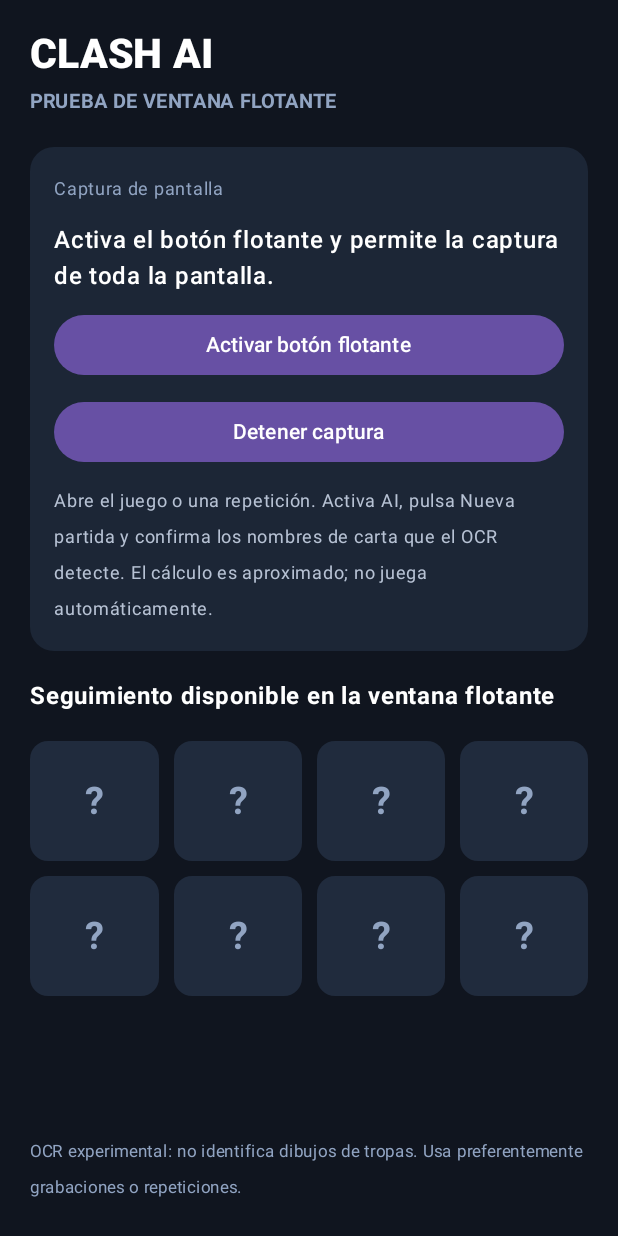
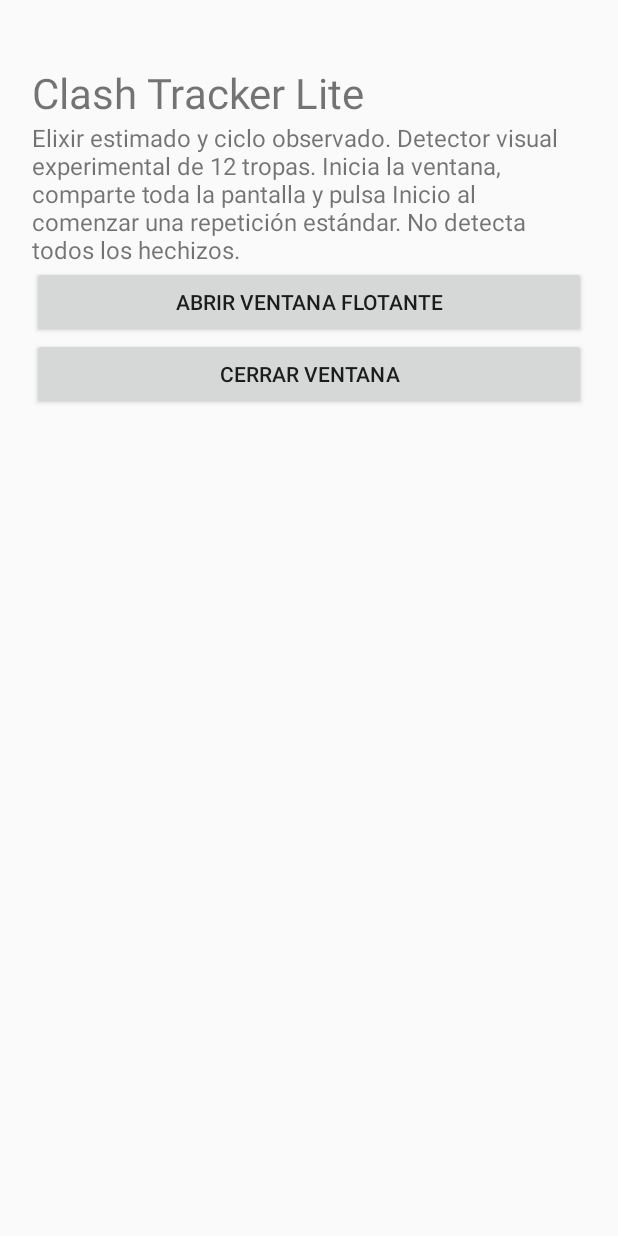
Before and after one commit to Marquitobro/Clash-AI-New, an Android app: the screen it shows after launch (MainActivity), on a phone screen of 412 x 824 dp. Run offline under Robolectric (Android 15) with nearby library versions, the phone set to English and light mode, and no system bars.

Commit message:
Rewrite launcher for standalone two-function tracker

```diff
--- a/app/src/main/java/com/marquitobro/clashai/MainActivity.kt
+++ b/app/src/main/java/com/marquitobro/clashai/MainActivity.kt
@@ -1,149 +1,59 @@
 package com.marquitobro.clashai
 
-import android.Manifest
 import android.app.Activity
-import android.content.pm.PackageManager
-import android.content.Context
 import android.content.Intent
 import android.media.projection.MediaProjectionManager
-import android.os.Build
+import android.net.Uri
 import android.os.Bundle
 import android.provider.Settings
-import android.net.Uri
-import android.widget.Toast
+import android.widget.Button
+import android.widget.LinearLayout
+import android.widget.TextView
 import androidx.activity.ComponentActivity
-import androidx.activity.compose.setContent
-import androidx.activity.compose.rememberLauncherForActivityResult
 import androidx.activity.result.contract.ActivityResultContracts
-import androidx.compose.foundation.layout.Arrangement
-import androidx.compose.foundation.layout.Column
-import androidx.compose.foundation.layout.PaddingValues
-import androidx.compose.foundation.layout.fillMaxSize
-import androidx.compose.foundation.layout.fillMaxWidth
-import androidx.compose.foundation.layout.padding
-import androidx.compose.foundation.lazy.grid.GridCells
-import androidx.compose.foundation.lazy.grid.LazyVerticalGrid
-import androidx.compose.foundation.lazy.grid.items
-import androidx.compose.foundation.shape.RoundedCornerShape
-import androidx.compose.material3.Button
-import androidx.compose.material3.Card
-import androidx.compose.material3.CardDefaults
-import androidx.compose.material3.MaterialTheme
-import androidx.compose.material3.Surface
-import androidx.compose.material3.Text
-import androidx.compose.runtime.Composable
-import androidx.compose.runtime.mutableStateOf
-import androidx.compose.runtime.remember
-import androidx.compose.ui.Alignment
-import androidx.compose.ui.Modifier
-import androidx.compose.ui.graphics.Color
-import androidx.compose.ui.text.font.FontWeight
-import androidx.compose.ui.unit.dp
-import androidx.compose.ui.unit.sp
 
 class MainActivity : ComponentActivity() {
-    private val projectionRequest by lazy {
-        getSystemService(Context.MEDIA_PROJECTION_SERVICE) as MediaProjectionManager
-    }
-
-    override fun onCreate(savedInstanceState: Bundle?) {
-        super.onCreate(savedInstanceState)
-        setContent {
-            ClashAiScreen(
-                onStartCapture = { beginCapture() },
-                onStopCapture = {
-                    startService(Intent(this, ScreenCaptureService::class.java).apply {
-                        action = ScreenCaptureService.ACTION_STOP
-                    })
-                }
-            )
-        }
-    }
-
-    private val notificationPermission = registerForActivityResult(
-        ActivityResultContracts.RequestPermission()
-    ) {
-        launchCapturePermission()
-    }
-
-    private val overlayPermission = registerForActivityResult(
-        ActivityResultContracts.StartActivityForResult()
-    ) {
-        if (Settings.canDrawOverlays(this)) beginCapture()
-        else Toast.makeText(this, "Permite aparecer encima de otras apps.", Toast.LENGTH_LONG).show()
-    }
-
-    private fun beginCapture() {
-        if (!Settings.canDrawOverlays(this)) {
-            overlayPermission.launch(Intent(Settings.ACTION_MANAGE_OVERLAY_PERMISSION,
-                Uri.parse("package:$packageName")))
-            return
-        }
-        if (Build.VERSION.SDK_INT >= 33 &&
-            checkSelfPermission(Manifest.permission.POST_NOTIFICATIONS) != PackageManager.PERMISSION_GRANTED
-        ) {
-            notificationPermission.launch(Manifest.permission.POST_NOTIFICATIONS)
-        } else {
-            launchCapturePermission()
-        }
-    }
-
-    private fun launchCapturePermission() {
-        capturePermission.launch(projectionRequest.createScreenCaptureIntent())
-    }
-
-    private val capturePermission = registerForActivityResult(
-        ActivityResultContracts.StartActivityForResult()
-    ) { result ->
-        if (result.resultCode == Activity.RESULT_OK && result.data != null) {
-            val serviceIntent = Intent(this, ScreenCaptureService::class.java).apply {
-                putExtra(ScreenCaptureService.EXTRA_RESULT_CODE, result.resultCode)
-                putExtra(ScreenCaptureService.EXTRA_RESULT_DATA, result.data)
-            }
-            if (Build.VERSION.SDK_INT >= Build.VERSION_CODES.O) {
-                startForegroundService(serviceIntent)
-            } else {
-                startService(serviceIntent)
-            }
+    private val capture = registerForActivityResult(ActivityResultContracts.StartActivityForResult()) { result ->
+        val data = result.data
+        if (result.resultCode == Activity.RESULT_OK && data != null) {
+            startForegroundService(Intent(this, ScreenCaptureService::class.java).apply {
+                putExtra("code", result.resultCode)
+                putExtra("data", data)
+            })
             moveTaskToBack(true)
         }
     }
-}
-
-@Composable
-private fun ClashAiScreen(onStartCapture: () -> Unit, onStopCapture: () -> Unit) {
-    MaterialTheme {
-        Surface(Modifier.fillMaxSize(), color = Color(0xFF10151F)) {
-            Column(Modifier.fillMaxSize().padding(20.dp), verticalArrangement = Arrangement.spacedBy(18.dp)) {
-                Column(verticalArrangement = Arrangement.spacedBy(4.dp)) {
-                    Text("CLASH AI", color = Color.White, fontSize = 27.sp, fontWeight = FontWeight.Black)
-                    Text("PRUEBA DE VENTANA FLOTANTE", color = Color(0xFF91A4C2), fontSize = 13.sp, fontWeight = FontWeight.Bold)
+    private val permission = registerForActivityResult(ActivityResultContracts.StartActivityForResult()) {
+        if (Settings.canDrawOverlays(this)) requestCapture()
+    }
+    private fun requestCapture() {
+        capture.launch(getSystemService(MediaProjectionManager::class.java).createScreenCaptureIntent())
+    }
+    override fun onCreate(savedInstanceState: Bundle?) {
+        super.onCreate(savedInstanceState)
+        setContentView(LinearLayout(this).apply {
+            orientation = LinearLayout.VERTICAL
+            setPadding(32, 64, 32, 32)
+            addView(TextView(context).apply {
+                text = "Clash Tracker Lite"
+                textSize = 28f
+            })
+            addView(TextView(context).apply {
+                text = "Elixir estimado y ciclo observado. Detector visual experimental de 12 tropas. Inicia la ventana, comparte toda la pantalla y pulsa Inicio al comenzar una repetición estándar. No detecta todos los hechizos."
+                textSize = 16f
+            })
+            addView(Button(context).apply {
+                text = "Abrir ventana flotante"
+                setOnClickListener {
+                    if (Settings.canDrawOverlays(this@MainActivity)) requestCapture()
+                    else permission.launch(Intent(Settings.ACTION_MANAGE_OVERLAY_PERMISSION,
+                        Uri.parse("package:" + packageName)))
                 }
-                Card(Modifier.fillMaxWidth(), colors = CardDefaults.cardColors(containerColor = Color(0xFF1C2636)), shape = RoundedCornerShape(16.dp)) {
-                    Column(Modifier.padding(16.dp), verticalArrangement = Arrangement.spacedBy(10.dp)) {
-                        Text("Captura de pantalla", color = Color(0xFF91A4C2), fontSize = 12.sp)
-                        Text("Activa el botón flotante y permite la captura de toda la pantalla.", color = Color.White, fontWeight = FontWeight.SemiBold)
-                        Button(onClick = onStartCapture, modifier = Modifier.fillMaxWidth()) {
-                            Text("Activar botón flotante")
-                        }
-                        Button(onClick = onStopCapture, modifier = Modifier.fillMaxWidth()) {
-                            Text("Detener captura")
-                        }
-                        Text("Abre el juego o una repetición. Activa AI, pulsa Nueva partida y confirma los nombres de carta que el OCR detecte. El cálculo es aproximado; no juega automáticamente.", color = Color(0xFFB7C2D4), fontSize = 12.sp)
-                    }
-                }
-                Text("Seguimiento disponible en la ventana flotante", color = Color.White, fontWeight = FontWeight.Bold)
-                LazyVerticalGrid(columns = GridCells.Fixed(4), modifier = Modifier.weight(1f), contentPadding = PaddingValues(bottom = 8.dp), horizontalArrangement = Arrangement.spacedBy(10.dp), verticalArrangement = Arrangement.spacedBy(10.dp)) {
-                    items((1..8).toList()) { _ ->
-                        Card(colors = CardDefaults.cardColors(containerColor = Color(0xFF202B3D)), shape = RoundedCornerShape(12.dp)) {
-                            androidx.compose.foundation.layout.Box(Modifier.fillMaxWidth().padding(vertical = 25.dp), contentAlignment = Alignment.Center) {
-                                Text("?", color = Color(0xFF91A4C2), fontSize = 25.sp, fontWeight = FontWeight.Bold)
-                            }
-                        }
-                    }
-                }
-                Text("OCR experimental: no identifica dibujos de tropas. Usa preferentemente grabaciones o repeticiones.", color = Color(0xFF91A4C2), fontSize = 11.sp)
-            }
-        }
+            })
+            addView(Button(context).apply {
+                text = "Cerrar ventana"
+                setOnClickListener { stopService(Intent(this@MainActivity, ScreenCaptureService::class.java)) }
+            })
+        })
     }
 }
```
